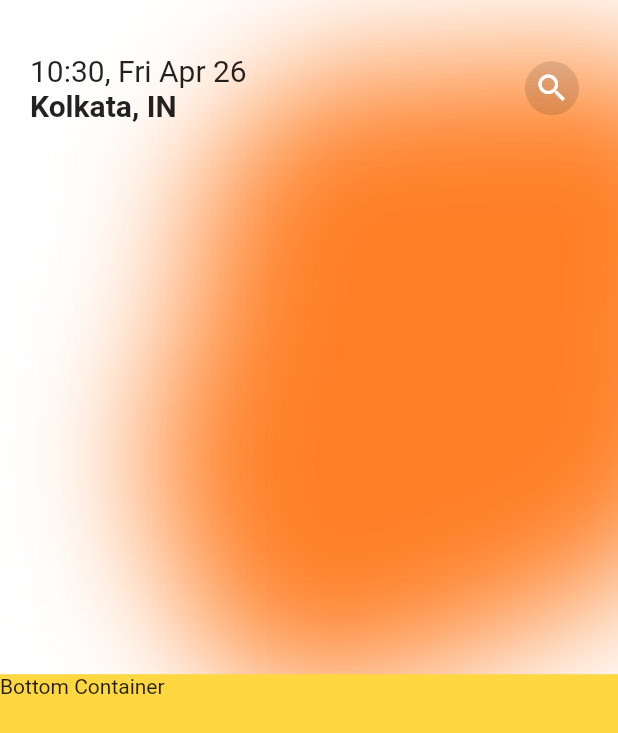
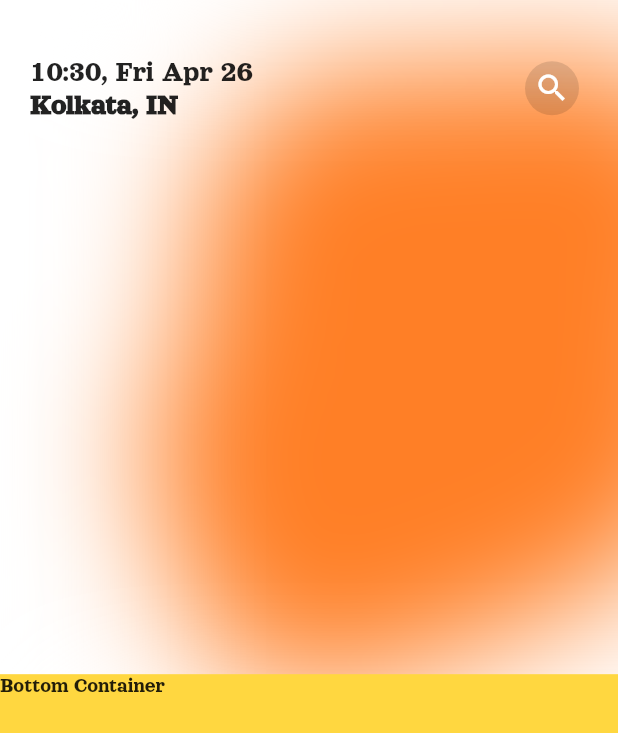
Before and after one commit to xybercommander/new_flutter_weather, a Flutter app: the screen it shows after launch, on a phone screen of 412 x 824 dp. Shown: the top 733 px of the screen. Run offline on Flutter 3.47's test engine with Material 2 defaults, Android fonts, the phone set to English and light mode, and no system bars.

Commit message:
added orelega font

```diff
--- a/lib/main.dart
+++ b/lib/main.dart
@@ -13,6 +13,7 @@ class MyApp extends StatelessWidget {
       title: 'Flutter Demo',
       theme: ThemeData(
         primarySwatch: Colors.blue,
+        fontFamily: 'Orelega'
       ),
       home: HomePage(),
     );
```
Also changed, not shown: pubspec.yaml (+4 -4 lines), assets/fonts/OrelegaOne-Regular.ttf (added).
